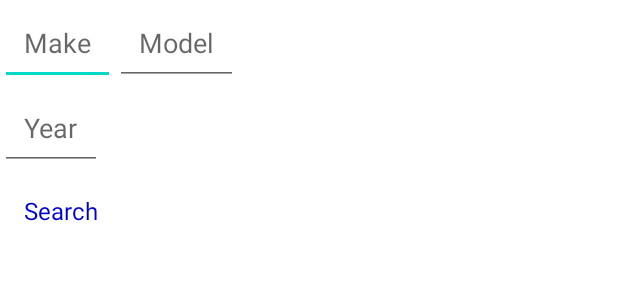
After one commit to danieljonker/MotorsApp, an Android app: the layout bottom_sheet_search.xml on its own in the app's theme, with its tools: preview values and no code run, on a phone screen of 412 x 824 dp. The commit adds this screen. Shown: the top 300 px of the screen. Run offline under Robolectric (Android 15) with nearby library versions, the phone set to English and light mode, and no system bars.

Commit message:
Add BottomSheet for Search and Loading and Error States
- add make and model data to repo

```diff
--- a/app/src/main/java/nz/co/jonker/motors/di/SearchModule.kt
+++ b/app/src/main/java/nz/co/jonker/motors/di/SearchModule.kt
@@ -5,9 +5,9 @@ import dagger.Module
 import dagger.Provides
 import dagger.hilt.InstallIn
 import dagger.hilt.android.components.ViewModelComponent
-import nz.co.jonker.motors.SearchRepo
-import nz.co.jonker.motors.SearchRepoImpl
-import nz.co.jonker.motors.SearchService
+import nz.co.jonker.motors.data.SearchRepo
+import nz.co.jonker.motors.data.SearchRepoImpl
+import nz.co.jonker.motors.data.SearchService
 import retrofit2.Retrofit
 
 @Module
--- /dev/null
+++ b/app/src/main/res/layout/bottom_sheet_search.xml
@@ -0,0 +1,52 @@
+<?xml version="1.0" encoding="utf-8"?>
+<androidx.constraintlayout.widget.ConstraintLayout xmlns:android="http://schemas.android.com/apk/res/android"
+    xmlns:app="http://schemas.android.com/apk/res-auto"
+    android:layout_width="match_parent"
+    android:layout_height="match_parent">
+
+    <EditText
+        android:id="@+id/make"
+        android:layout_width="wrap_content"
+        android:layout_height="wrap_content"
+        android:hint="@string/make"
+        android:padding="16dp"
+        app:layout_constraintTop_toTopOf="parent"
+        app:layout_constraintStart_toStartOf="parent"
+        android:layout_marginBottom="@dimen/search_item_space"
+        />
+
+    <EditText
+        android:id="@+id/model"
+        android:layout_width="wrap_content"
+        android:layout_height="wrap_content"
+        android:hint="@string/model"
+        android:padding="16dp"
+        app:layout_constraintTop_toTopOf="parent"
+        app:layout_constraintStart_toEndOf="@+id/make"
+        android:layout_marginBottom="@dimen/search_item_space"
+        />
+
+    <EditText
+        android:id="@+id/year"
+        android:layout_width="wrap_content"
+        android:layout_height="wrap_content"
+        android:hint="@string/year"
+        android:padding="16dp"
+        app:layout_constraintStart_toStartOf="parent"
+        app:layout_constraintTop_toBottomOf="@id/make"
+        android:layout_marginBottom="@dimen/search_item_space"
+        />
+
+    <TextView
+        android:id="@+id/submit_button"
+        android:layout_width="wrap_content"
+        android:layout_height="wrap_content"
+        android:textSize="@dimen/submit_button_font_size"
+        android:text="@string/search"
+        android:padding="16dp"
+        android:textColor="@color/link_button"
+        app:layout_constraintStart_toStartOf="parent"
+        app:layout_constraintTop_toBottomOf="@id/year"
+        />
+
+</androidx.constraintlayout.widget.ConstraintLayout>
--- a/app/src/main/res/values-night/themes.xml
+++ b/app/src/main/res/values-night/themes.xml
@@ -1,16 +1,16 @@
 <resources xmlns:tools="http://schemas.android.com/tools">
     <!-- Base application theme. -->
-    <style name="Theme.Motors" parent="Theme.MaterialComponents.DayNight.DarkActionBar">
+    <style name="Theme.Motors" parent="Theme.MaterialComponents.DayNight.NoActionBar">
         <!-- Primary brand color. -->
-        <item name="colorPrimary">@color/purple_200</item>
-        <item name="colorPrimaryVariant">@color/purple_700</item>
+        <item name="colorPrimaryVariant">@color/purple_200</item>
+        <item name="colorPrimary">@color/purple_700</item>
         <item name="colorOnPrimary">@color/black</item>
         <!-- Secondary brand color. -->
         <item name="colorSecondary">@color/teal_200</item>
         <item name="colorSecondaryVariant">@color/teal_200</item>
         <item name="colorOnSecondary">@color/black</item>
         <!-- Status bar color. -->
-        <item name="android:statusBarColor" tools:targetApi="l">?attr/colorPrimaryVariant</item>
+        <item name="android:statusBarColor" tools:targetApi="l">?attr/colorPrimary</item>
         <!-- Customize your theme here. -->
     </style>
 </resources>
--- a/app/src/main/res/values/colors.xml
+++ b/app/src/main/res/values/colors.xml
@@ -6,6 +6,6 @@
     <color name="teal_200">#FF03DAC5</color>
     <color name="teal_700">#FF018786</color>
     <color name="black">#FF000000</color>
-    <color name="white">#FFFFFFFF</color>
+    <color name="white">#FFFFFF</color>
     <color name="link_button">#0000cd</color>
 </resources>
--- a/app/src/main/res/values/dimens.xml
+++ b/app/src/main/res/values/dimens.xml
@@ -3,4 +3,7 @@
     <dimen name="search_screen_padding">16dp</dimen>
     <dimen name="search_item_space">16dp</dimen>
     <dimen name="submit_button_font_size">16sp</dimen>
+    <dimen name="toolbar_height">56dp</dimen>
+    <dimen name="search_button_font">20sp</dimen>
+    <dimen name="search_button_padding">16dp</dimen>
 </resources>
--- a/app/src/main/res/values/themes.xml
+++ b/app/src/main/res/values/themes.xml
@@ -1,16 +1,16 @@
 <resources xmlns:tools="http://schemas.android.com/tools">
     <!-- Base application theme. -->
-    <style name="Theme.Motors" parent="Theme.MaterialComponents.DayNight.DarkActionBar">
+    <style name="Theme.Motors" parent="Theme.MaterialComponents.DayNight.NoActionBar">
         <!-- Primary brand color. -->
-        <item name="colorPrimary">@color/purple_500</item>
-        <item name="colorPrimaryVariant">@color/purple_700</item>
+        <item name="colorPrimaryVariant">@color/purple_500</item>
+        <item name="colorPrimary">@color/purple_700</item>
         <item name="colorOnPrimary">@color/white</item>
         <!-- Secondary brand color. -->
         <item name="colorSecondary">@color/teal_200</item>
         <item name="colorSecondaryVariant">@color/teal_700</item>
         <item name="colorOnSecondary">@color/black</item>
         <!-- Status bar color. -->
-        <item name="android:statusBarColor" tools:targetApi="l">?attr/colorPrimaryVariant</item>
+        <item name="android:statusBarColor" tools:targetApi="l">?attr/colorPrimary</item>
         <!-- Customize your theme here. -->
     </style>
 </resources>
```
Also changed, not shown: app/src/main/java/nz/co/jonker/motors/SearchActivity.kt (+47 -44 lines), app/src/main/java/nz/co/jonker/motors/SearchBottomSheet.kt (added, +43 -0 lines), app/src/main/java/nz/co/jonker/motors/data/SearchRepo.kt (added, +42 -0 lines), app/src/main/java/nz/co/jonker/motors/data/SearchService.kt (added, +28 -0 lines), app/src/main/res/layout/activity_search.xml (+41 -34 lines), 1 other file.
